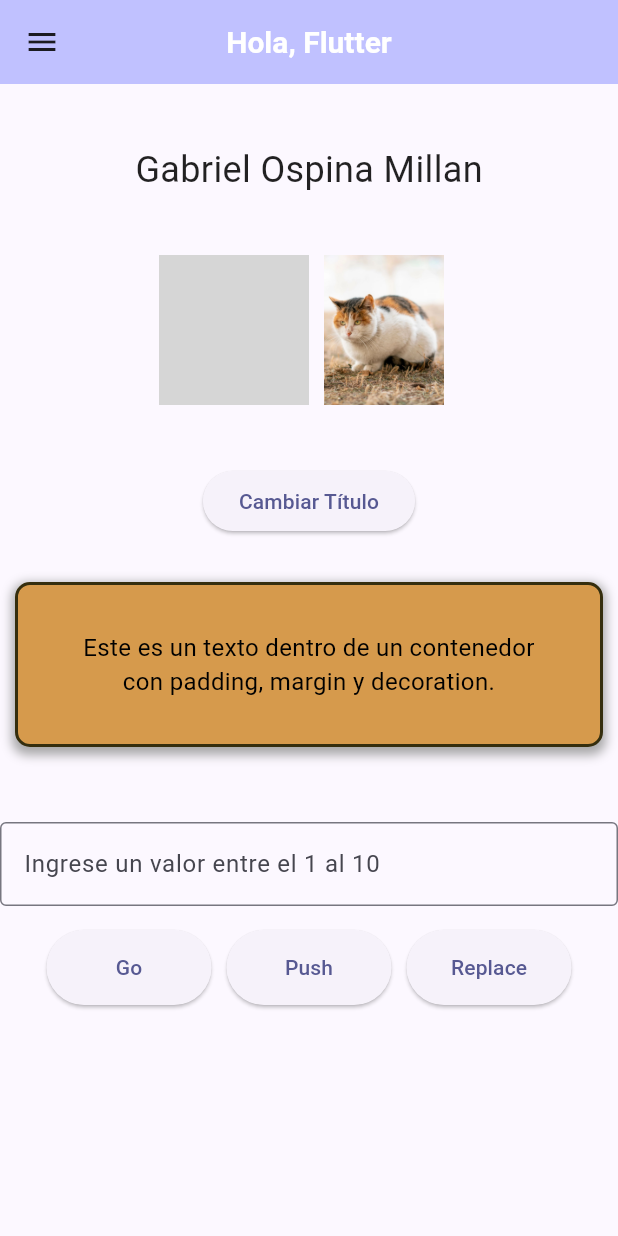
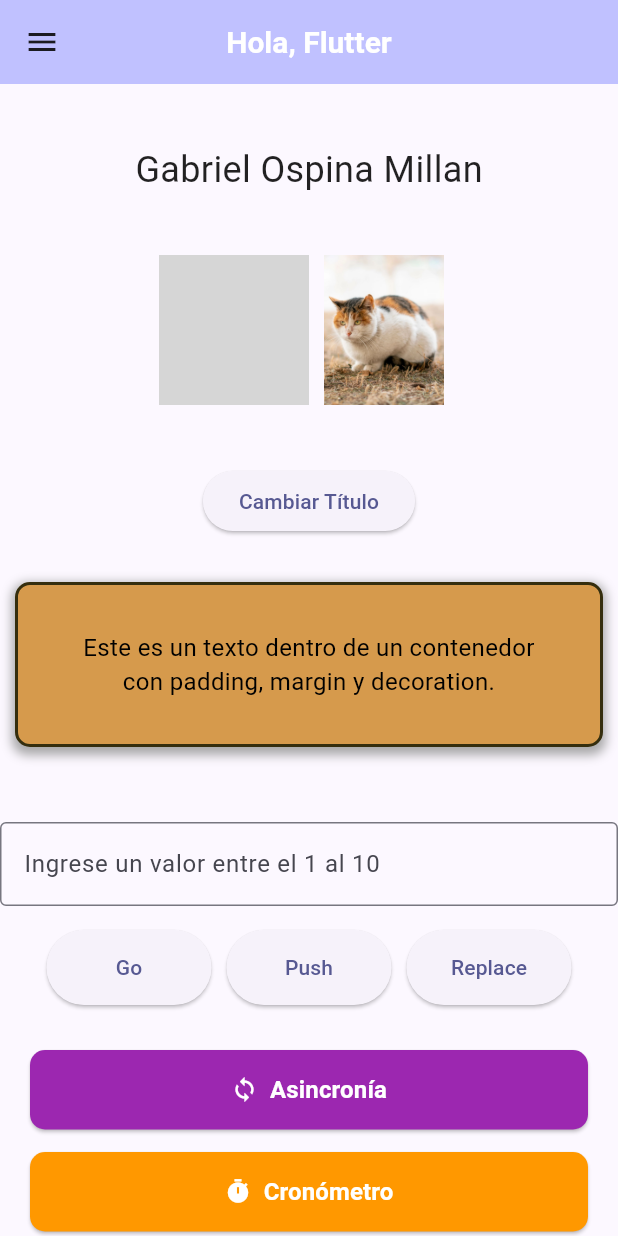
Before and after one commit to GabrielOspinaMillan/RepoTalleresMoviles, a Flutter app: the screen it shows after launch, on a phone screen of 412 x 824 dp. Run offline on Flutter 3.47's test engine with Material 3 defaults, Android fonts, the phone set to English and light mode, and no system bars; our stand-ins replace go_router; network calls fail; grey boxes are pictures that could not be loaded.

Commit message:
feat: Implementar asincronía, cronómetro e isolate con navegación y mejoras UI. Se agrega pantalla con Future y async/await, cronómetro con control de tiempo, y ejecución de tareas pesadas en Isolate. Se añaden botones estilizados, mensajes de depuración y documentación en README.md.

```diff
--- a/lib/routes/app_router.dart
+++ b/lib/routes/app_router.dart
@@ -6,6 +6,9 @@ import 'package:taller1/views/paso_parametros/detalle_screen.dart';
 import 'package:taller1/views/paso_parametros/detalle_screen_home.dart';
 import 'package:taller1/views/home/info_tab_grid.dart';
 import 'package:taller1/views/home/config.dart';
+import 'package:taller1/views/home/asincronia.dart';
+import 'package:taller1/views/home/cronometro.dart';
+import 'package:taller1/views/home/isolate.dart';
 
 final GoRouter appRouter = GoRouter(
   routes: [
@@ -60,6 +63,21 @@ final GoRouter appRouter = GoRouter(
     GoRoute(
       path: '/settings',
       builder: (context, state) => const ConfigScreen(), // Placeholder
-    )
+    ),
+    GoRoute(
+      path: '/asincronia',
+      name: 'Asincronia',
+      builder: (context, state) => const AsincroniaScreen(),
+    ),
+    GoRoute(
+      path: '/cronometro',
+      name: 'Cronometro',
+      builder: (context, state) => const CronometroScreen(),
+    ),
+    GoRoute(
+      path: '/isolate',
+      name: 'Isolate',
+      builder: (context, state) => const IsolateScreen(),
+    ),
   ],
 );
--- a/lib/views/ciclo_vida/ciclo_vida_screen.dart
+++ b/lib/views/ciclo_vida/ciclo_vida_screen.dart
@@ -72,9 +72,7 @@ class CicloVidaScreenState extends State<CicloVidaScreen> {
   /// POR QUÉ: Notifica a Flutter que el estado interno cambió y debe reconstruir el widget llamando a build().
   void actualizarTexto() {
     setState(() {
-      texto = "Texto actualizado 🟠";
-      // setState() indica a Flutter que debe reconstruir el widget con el nuevo estado.
-    });
+      texto = "Texto actualizado 🟠";    });
   }
 
   /// dispose()
--- a/lib/views/home/home_screen.dart
+++ b/lib/views/home/home_screen.dart
@@ -69,7 +69,7 @@ class _HomeScreenState extends State<HomeScreen> {
         backgroundColor: Theme.of(context).colorScheme.inversePrimary,
         title: Text(_titulo),
       ),
-      drawer: const CustomDrawer(), // <-- Añade esta línea
+      drawer: const CustomDrawer(),
       body: SingleChildScrollView(
         child: Column(
           mainAxisAlignment: MainAxisAlignment.center,
@@ -173,7 +173,93 @@ class _HomeScreenState extends State<HomeScreen> {
               ],
             ),
 
-            const SizedBox(height: 40),
+            const SizedBox(height: 30),
+
+            // Contenedor para los tres botones
+            Container(
+              padding: const EdgeInsets.symmetric(horizontal: 20),
+              child: Column(
+                children: [
+                  // Botón de Asincronía
+                  SizedBox(
+                    width: double.infinity,
+                    child: ElevatedButton.icon(
+                      style: ElevatedButton.styleFrom(
+                        backgroundColor: Colors.purple,
+                        padding: const EdgeInsets.symmetric(vertical: 15),
+                        shape: RoundedRectangleBorder(
+                          borderRadius: BorderRadius.circular(10),
+                        ),
+                      ),
+                      onPressed: () => context.go('/asincronia'),
+                      icon: const Icon(Icons.sync, color: Colors.white),
+                      label: const Text(
+                        'Asincronía',
+                        style: TextStyle(
+                          color: Colors.white,
+                          fontSize: 16,
+                          fontWeight: FontWeight.bold,
+                        ),
+                      ),
+                    ),
+                  ),
+
+                  const SizedBox(height: 15),
+
+                  // Botón de Cronómetro
+                  SizedBox(
+                    width: double.infinity,
+                    child: ElevatedButton.icon(
+                      style: ElevatedButton.styleFrom(
+                        backgroundColor: Colors.orange,
+                        padding: const EdgeInsets.symmetric(vertical: 15),
+                        shape: RoundedRectangleBorder(
+                          borderRadius: BorderRadius.circular(10),
+                        ),
+                      ),
+                      onPressed: () => context.go('/cronometro'),
+                      icon: const Icon(Icons.timer, color: Colors.white),
+                      label: const Text(
+                        'Cronómetro',
+                        style: TextStyle(
+                          color: Colors.white,
+                          fontSize: 16,
+                          fontWeight: FontWeight.bold,
+                        ),
+                      ),
+                    ),
+                  ),
+
+                  const SizedBox(height: 15),
+
+                  // Botón de Isolate
+                  SizedBox(
+                    width: double.infinity,
+                    child: ElevatedButton.icon(
+                      style: ElevatedButton.styleFrom(
+                        backgroundColor: Colors.blue,
+                        padding: const EdgeInsets.symmetric(vertical: 15),
+                        shape: RoundedRectangleBorder(
+                          borderRadius: BorderRadius.circular(10),
+                        ),
+                      ),
+                      onPressed: () => context.go('/isolate'),
+                      icon: const Icon(Icons.calculate, color: Colors.white),
+                      label: const Text(
+                        'Isolate Demo',
+                        style: TextStyle(
+                          color: Colors.white,
+                          fontSize: 16,
+                          fontWeight: FontWeight.bold,
+                        ),
+                      ),
+                    ),
+                  ),
+                ],
+              ),
+            ),
+
+            const SizedBox(height: 30),
           ],
         ),
       ),
```
Also changed, not shown: lib/views/home/asincronia.dart (added, +102 -0 lines), lib/views/home/cronometro.dart (added, +154 -0 lines), lib/views/home/isolate.dart (added, +112 -0 lines).
